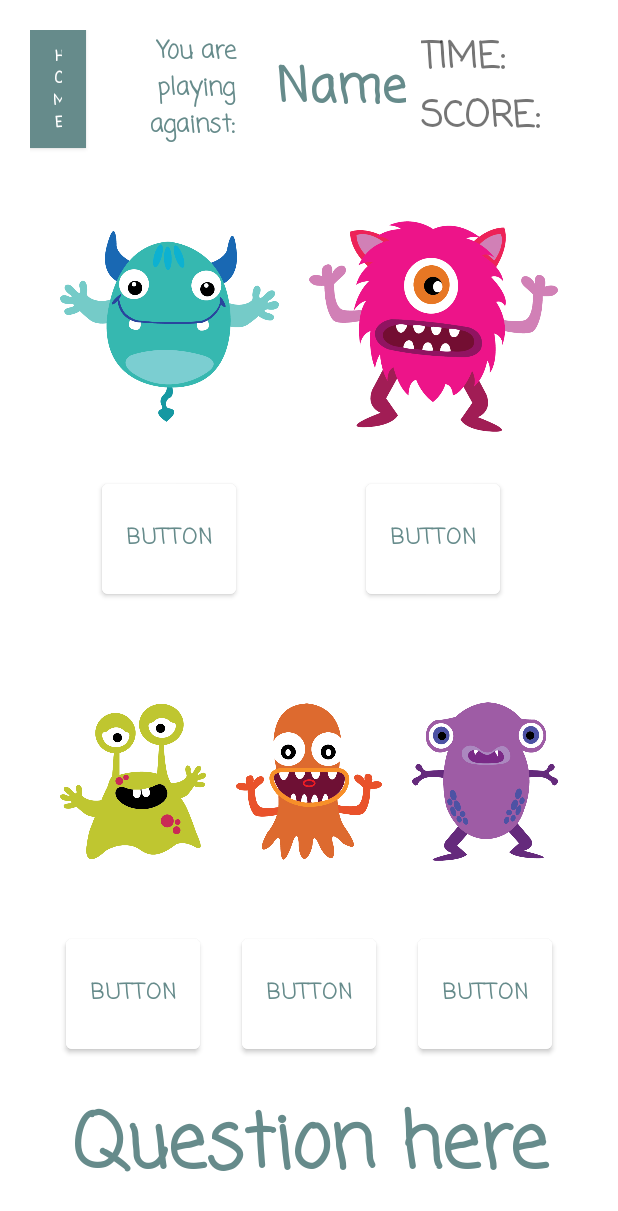
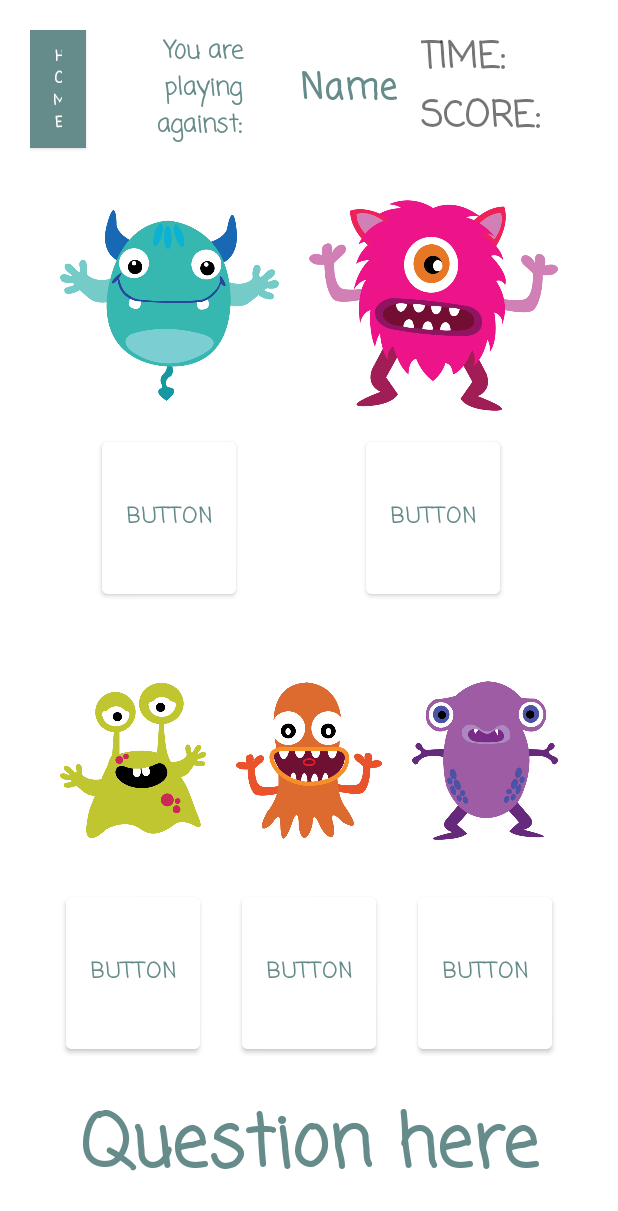
Before and after one commit to Meiwang1248/MonsterMath, an Android app: the layout acitivity_game.xml on its own in the app's theme, with its tools: preview values and no code run, on a phone screen of 412 x 824 dp. Shown: the top 1211 px of the screen. Run offline under Robolectric (Android 15) with nearby library versions, the phone set to English and light mode, and no system bars.

Commit message:
adjust game layout

```diff
--- a/app/src/main/res/layout/acitivity_game.xml
+++ b/app/src/main/res/layout/acitivity_game.xml
@@ -63,14 +63,14 @@
                 android:id="@+id/ivMonster1"
                 android:layout_width="match_parent"
                 android:layout_height="0dp"
-                android:layout_weight="0.7"
+                android:layout_weight="0.6"
                 app:srcCompat="@drawable/monster1"/>
 
             <Button
                 android:id="@+id/btnAnswer1"
                 android:layout_width="wrap_content"
                 android:layout_height="0dp"
-                android:layout_weight="0.3"
+                android:layout_weight="0.4"
                 android:layout_gravity="center"
                 android:text="Button"
                 android:fontFamily="casual"
@@ -95,14 +95,14 @@
                 android:id="@+id/ivMonster2"
                 android:layout_width="match_parent"
                 android:layout_height="0dp"
-                android:layout_weight="0.7"
+                android:layout_weight="0.6"
                 app:srcCompat="@drawable/monster2"/>
 
             <Button
                 android:id="@+id/btnAnswer2"
                 android:layout_width="wrap_content"
                 android:layout_height="0dp"
-                android:layout_weight="0.3"
+                android:layout_weight="0.4"
                 android:layout_gravity="center"
                 android:text="Button"
                 android:fontFamily="casual"
@@ -127,14 +127,14 @@
                 android:id="@+id/ivMonster3"
                 android:layout_width="match_parent"
                 android:layout_height="0dp"
-                android:layout_weight="0.7"
+                android:layout_weight="0.6"
                 app:srcCompat="@drawable/monster3" />
 
             <Button
                 android:id="@+id/btnAnswer3"
                 android:layout_width="wrap_content"
                 android:layout_height="0dp"
-                android:layout_weight="0.3"
+                android:layout_weight="0.4"
                 android:layout_gravity="center"
                 android:text="Button"
                 android:fontFamily="casual"
@@ -159,14 +159,14 @@
                 android:id="@+id/ivMonster4"
                 android:layout_width="match_parent"
                 android:layout_height="0dp"
-                android:layout_weight="0.7"
+                android:layout_weight="0.6"
                 app:srcCompat="@drawable/monster4" />
 
             <Button
                 android:id="@+id/btnAnswer4"
                 android:layout_width="wrap_content"
                 android:layout_height="0dp"
-                android:layout_weight="0.3"
+                android:layout_weight="0.4"
                 android:layout_gravity="center"
                 android:text="Button"
                 android:fontFamily="casual"
@@ -191,14 +191,14 @@
                 android:id="@+id/ivMonster5"
                 android:layout_width="match_parent"
                 android:layout_height="0dp"
-                android:layout_weight="0.7"
+                android:layout_weight="0.6"
                 app:srcCompat="@drawable/monster5" />
 
             <Button
                 android:id="@+id/btnAnswer5"
                 android:layout_width="wrap_content"
                 android:layout_height="0dp"
-                android:layout_weight="0.3"
+                android:layout_weight="0.4"
                 android:layout_gravity="center"
                 android:text="Button"
                 android:fontFamily="casual"
@@ -221,8 +221,8 @@
         app:layout_constraintStart_toStartOf="@id/glVertical2"
         app:layout_constraintEnd_toEndOf="parent"
         android:autoSizeTextType="uniform"
-        android:autoSizeMinTextSize="16sp"
-        android:autoSizeMaxTextSize="80sp"
+        android:autoSizeMinTextSize="12sp"
+        android:autoSizeMaxTextSize="24sp"
         android:autoSizeStepGranularity="2sp"
         android:textStyle="bold"/>
 
@@ -237,8 +237,8 @@
         app:layout_constraintStart_toStartOf="@id/glVertical2"
         app:layout_constraintEnd_toEndOf="parent"
         android:autoSizeTextType="uniform"
-        android:autoSizeMinTextSize="16sp"
-        android:autoSizeMaxTextSize="80sp"
+        android:autoSizeMinTextSize="12sp"
+        android:autoSizeMaxTextSize="24sp"
         android:autoSizeStepGranularity="2sp"
         android:textStyle="bold"/>
 
@@ -255,8 +255,8 @@
         app:layout_constraintEnd_toStartOf="@id/tvCompetitorName"
         android:gravity="center"
         android:autoSizeTextType="uniform"
-        android:autoSizeMinTextSize="16sp"
-        android:autoSizeMaxTextSize="50sp"
+        android:autoSizeMinTextSize="12sp"
+        android:autoSizeMaxTextSize="24sp"
         android:autoSizeStepGranularity="2sp"
         android:textColor="@color/colorPrimary"
         android:textStyle="bold"/>
@@ -266,7 +266,6 @@
         android:layout_width="0dp"
         android:layout_height="0dp"
         android:fontFamily="casual"
-        android:layout_margin="10dp"
         android:text="Name"
         app:layout_constraintTop_toTopOf="parent"
         app:layout_constraintBottom_toTopOf="@id/glHorizontal1"
@@ -274,8 +273,8 @@
         app:layout_constraintEnd_toStartOf="@id/glVertical2"
         android:gravity="center"
         android:autoSizeTextType="uniform"
-        android:autoSizeMinTextSize="16sp"
-        android:autoSizeMaxTextSize="50sp"
+        android:autoSizeMinTextSize="12sp"
+        android:autoSizeMaxTextSize="24sp"
         android:autoSizeStepGranularity="2sp"
         android:textColor="@color/colorPrimary"
         android:textStyle="bold" />
@@ -293,7 +292,7 @@
         android:text="HOME"
         android:autoSizeTextType="uniform"
         android:autoSizeMinTextSize="10sp"
-        android:autoSizeMaxTextSize="80sp"
+        android:autoSizeMaxTextSize="20sp"
         android:autoSizeStepGranularity="2sp"
         android:textStyle="bold"/>
 
@@ -310,7 +309,7 @@
         android:fontFamily="casual"
         android:autoSizeTextType="uniform"
         android:autoSizeMinTextSize="24sp"
-        android:autoSizeMaxTextSize="80sp"
+        android:autoSizeMaxTextSize="48sp"
         android:autoSizeStepGranularity="2sp"
         android:textColor="@color/colorPrimary"
         android:textStyle="bold" />
```
Also changed, not shown: 1 other file.
